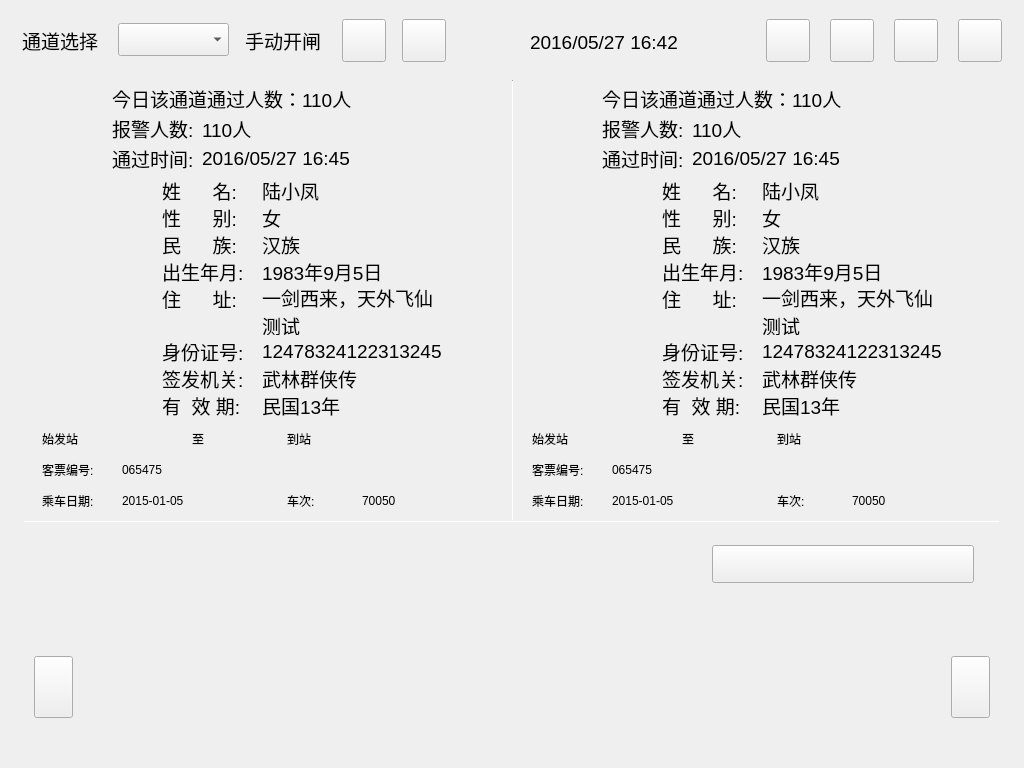
The window that source/apps/view/doublechannelwidget.ui (myhlj/qt_demo_lj) describes before a commit, drawn with Qt 5.
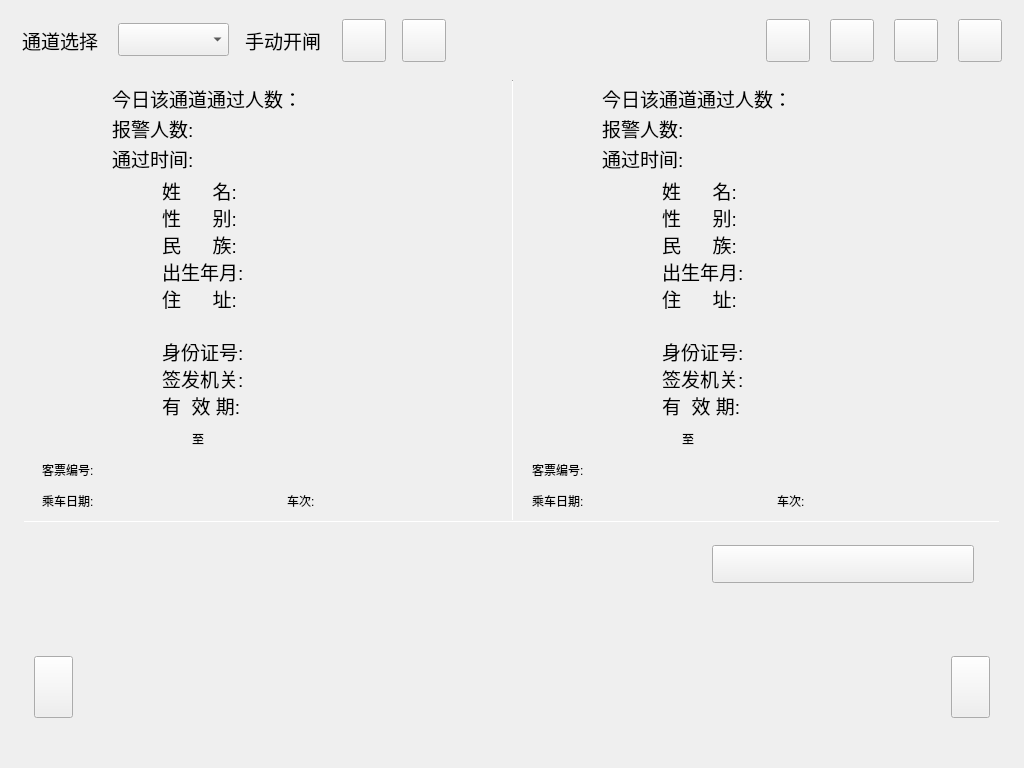
The same window after the commit. The open tabs and pages were chosen to show the change. Custom widgets are drawn as their Qt base class.

```diff
--- a/source/apps/view/doublechannelwidget.ui
+++ b/source/apps/view/doublechannelwidget.ui
@@ -205,7 +205,7 @@
      </font>
     </property>
     <property name="text">
-     <string>2016/05/27 16:42</string>
+     <string/>
     </property>
    </widget>
    <widget class="QToolButton" name="toolButton_opengate_2">
@@ -1139,7 +1139,7 @@
        <string notr="true">border:0px </string>
       </property>
       <property name="text">
-       <string>2016/05/27 16:45</string>
+       <string/>
       </property>
      </widget>
      <widget class="QLabel" name="label_18">
@@ -1232,7 +1232,7 @@
        <string notr="true">border:0px </string>
       </property>
       <property name="text">
-       <string>110人</string>
+       <string/>
       </property>
      </widget>
      <widget class="QLabel" name="label_12">
@@ -1325,7 +1325,7 @@
        <string notr="true">border:0px </string>
       </property>
       <property name="text">
-       <string>民国13年</string>
+       <string/>
       </property>
      </widget>
      <widget class="QLabel" name="label_22">
@@ -1370,7 +1370,7 @@
        <string notr="true">border:0px </string>
       </property>
       <property name="text">
-       <string>110人</string>
+       <string/>
       </property>
      </widget>
      <widget class="QLabel" name="label_24">
@@ -1415,7 +1415,7 @@
        <string notr="true">border:0px </string>
       </property>
       <property name="text">
-       <string>1983年9月5日</string>
+       <string/>
       </property>
      </widget>
      <widget class="QLabel" name="label_idcardnum">
@@ -1436,7 +1436,7 @@
        <string notr="true">border:0px </string>
       </property>
       <property name="text">
-       <string>12478324122313245</string>
+       <string/>
       </property>
      </widget>
      <widget class="QLabel" name="label_10">
@@ -1505,7 +1505,7 @@
        <string notr="true">border:0px </string>
       </property>
       <property name="text">
-       <string>武林群侠传</string>
+       <string/>
       </property>
      </widget>
      <widget class="QLabel" name="label_7">
@@ -1550,7 +1550,7 @@
        <string notr="true">border:0px </string>
       </property>
       <property name="text">
-       <string>1983年9月5日</string>
+       <string/>
       </property>
      </widget>
      <widget class="QLabel" name="label_idcardname">
@@ -1571,7 +1571,7 @@
        <string notr="true">border:0px </string>
       </property>
       <property name="text">
-       <string>陆小凤</string>
+       <string/>
       </property>
      </widget>
      <widget class="QLabel" name="label_13">
@@ -1616,7 +1616,7 @@
        <string notr="true">border:0px </string>
       </property>
       <property name="text">
-       <string>汉族</string>
+       <string/>
       </property>
      </widget>
      <widget class="QLabel" name="label_idcardsex_2">
@@ -1637,7 +1637,7 @@
        <string notr="true">border:0px </string>
       </property>
       <property name="text">
-       <string>女</string>
+       <string/>
       </property>
      </widget>
      <widget class="QLabel" name="label_25">
@@ -1706,7 +1706,7 @@
        <string notr="true">border:0px </string>
       </property>
       <property name="text">
-       <string>12478324122313245</string>
+       <string/>
       </property>
      </widget>
      <widget class="QLabel" name="label_16">
@@ -1751,7 +1751,7 @@
        <string notr="true">border:0px </string>
       </property>
       <property name="text">
-       <string>2016/05/27 16:45</string>
+       <string/>
       </property>
      </widget>
      <widget class="QLabel" name="label_warnnum_2">
@@ -1772,7 +1772,7 @@
        <string notr="true">border:0px </string>
       </property>
       <property name="text">
-       <string>110人</string>
+       <string/>
       </property>
      </widget>
      <widget class="QLabel" name="label_idcardaddress_2">
@@ -1793,8 +1793,7 @@
        <string notr="true">border:0px </string>
       </property>
       <property name="text">
-       <string>一剑西来，天外飞仙
-测试</string>
+       <string/>
       </property>
      </widget>
      <widget class="QLabel" name="label_warnnum">
@@ -1815,7 +1814,7 @@
        <string notr="true">border:0px </string>
       </property>
       <property name="text">
-       <string>110人</string>
+       <string/>
       </property>
      </widget>
      <widget class="QLabel" name="label_idcardsex">
@@ -1836,7 +1835,7 @@
        <string notr="true">border:0px </string>
       </property>
       <property name="text">
-       <string>女</string>
+       <string/>
       </property>
      </widget>
      <widget class="QLabel" name="label_idcardname_2">
@@ -1857,7 +1856,7 @@
        <string notr="true">border:0px </string>
       </property>
       <property name="text">
-       <string>陆小凤</string>
+       <string/>
       </property>
      </widget>
      <widget class="QLabel" name="label_6">
@@ -1926,7 +1925,7 @@
        <string notr="true">border:0px </string>
       </property>
       <property name="text">
-       <string>汉族</string>
+       <string/>
       </property>
      </widget>
      <widget class="QLabel" name="label_idcardusetime">
@@ -1947,7 +1946,7 @@
        <string notr="true">border:0px </string>
       </property>
       <property name="text">
-       <string>民国13年</string>
+       <string/>
       </property>
      </widget>
      <widget class="QLabel" name="label_23">
@@ -1992,7 +1991,7 @@
        <string notr="true">border:0px </string>
       </property>
       <property name="text">
-       <string>武林群侠传</string>
+       <string/>
       </property>
      </widget>
      <widget class="QLabel" name="label_11">
@@ -2037,8 +2036,7 @@
        <string notr="true"/>
       </property>
       <property name="text">
-       <string>一剑西来，天外飞仙
-测试</string>
+       <string/>
       </property>
      </widget>
      <widget class="QLabel" name="label_8">
@@ -2136,7 +2134,7 @@
        </rect>
       </property>
       <property name="text">
-       <string>70050</string>
+       <string/>
       </property>
      </widget>
      <widget class="QLabel" name="label_40">
@@ -2178,7 +2176,7 @@
        </rect>
       </property>
       <property name="text">
-       <string>到站</string>
+       <string/>
       </property>
      </widget>
      <widget class="QLabel" name="label_42">
@@ -2204,7 +2202,7 @@
        </rect>
       </property>
       <property name="text">
-       <string>065475</string>
+       <string/>
       </property>
      </widget>
      <widget class="QLabel" name="label_station_start_2">
@@ -2217,7 +2215,7 @@
        </rect>
       </property>
       <property name="text">
-       <string>始发站</string>
+       <string/>
       </property>
      </widget>
      <widget class="QLabel" name="label_zhi_2">
@@ -2243,7 +2241,7 @@
        </rect>
       </property>
       <property name="text">
-       <string>2015-01-05</string>
+       <string/>
       </property>
      </widget>
      <widget class="QLabel" name="label_station_end_3">
@@ -2256,7 +2254,7 @@
        </rect>
       </property>
       <property name="text">
-       <string>到站</string>
+       <string/>
       </property>
      </widget>
      <widget class="QLabel" name="label_43">
@@ -2285,7 +2283,7 @@
        </rect>
       </property>
       <property name="text">
-       <string>70050</string>
+       <string/>
       </property>
      </widget>
      <widget class="QLabel" name="label_ticket_num_3">
@@ -2298,7 +2296,7 @@
        </rect>
       </property>
       <property name="text">
-       <string>065475</string>
+       <string/>
       </property>
      </widget>
      <widget class="QLabel" name="label_ticket_date_3">
@@ -2311,7 +2309,7 @@
        </rect>
       </property>
       <property name="text">
-       <string>2015-01-05</string>
+       <string/>
       </property>
      </widget>
      <widget class="QLabel" name="label_zhi_3">
@@ -2350,7 +2348,7 @@
        </rect>
       </property>
       <property name="text">
-       <string>始发站</string>
+       <string/>
       </property>
      </widget>
      <widget class="QLabel" name="label_46">
```
Left out of the diff: 32 changed lines with no effect on the pictures.
